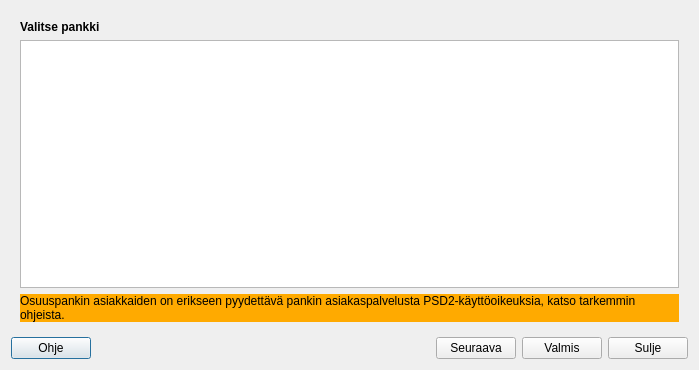
Above: kitsas/maaritys/tilitieto/uusiyhteys.ui from artoh/kitupiikki before the change. Below: the same form after it.
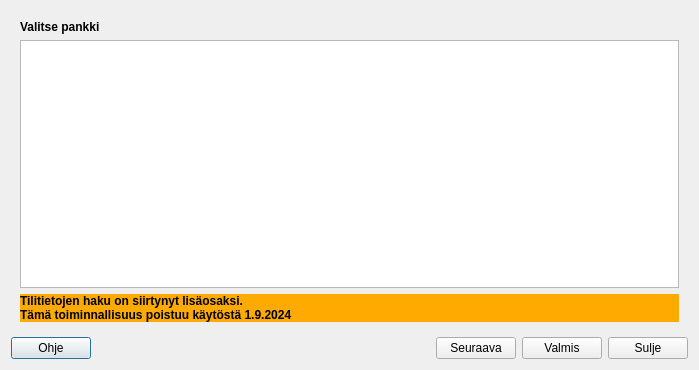
That is the form after the change. Icons and pictures are not drawn.

Commit message: Tilitietojen haun vanhenemisilmoitus

What changed in the file:
```diff
--- a/kitsas/maaritys/tilitieto/uusiyhteys.ui
+++ b/kitsas/maaritys/tilitieto/uusiyhteys.ui
@@ -38,11 +38,17 @@
        </item>
        <item>
         <widget class="QLabel" name="OPlabel">
+         <property name="font">
+          <font>
+           <bold>true</bold>
+          </font>
+         </property>
          <property name="styleSheet">
           <string notr="true">background-color: rgb(255, 170, 0);</string>
          </property>
          <property name="text">
-          <string>Osuuspankin asiakkaiden on erikseen pyydettävä pankin asiakaspalvelusta PSD2-käyttöoikeuksia, katso tarkemmin ohjeista.</string>
+          <string>Tilitietojen haku on siirtynyt lisäosaksi. 
+Tämä toiminnallisuus poistuu käytöstä 1.9.2024</string>
          </property>
          <property name="wordWrap">
           <bool>true</bool>
```
The commit also changes 1 other file.
